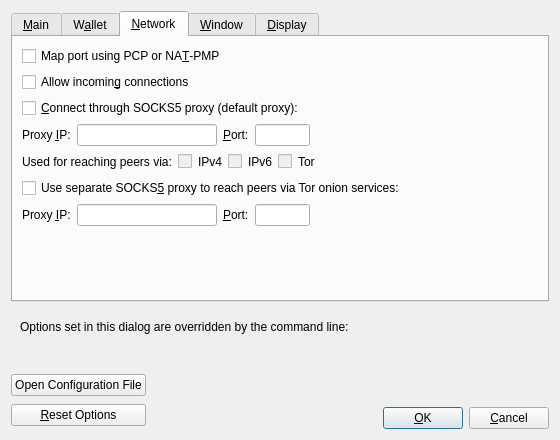
First picture: the form in src/qt/forms/optionsdialog.ui, repository paulscode/knots-sha256, before the edit.
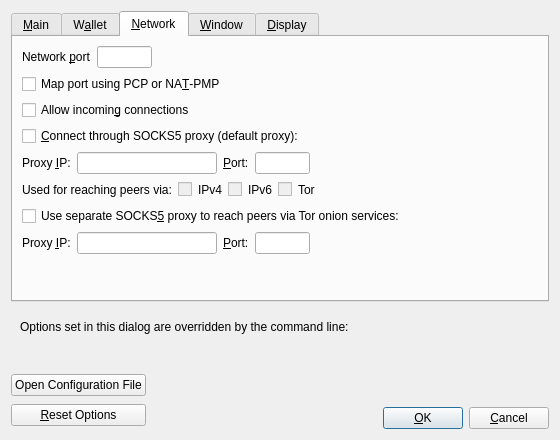
Second picture: the form after the edit. The open tabs and pages were chosen to show the change. Custom widgets are drawn as their Qt base class.

Commit message:
[Qt] Adding network port to GUI settings, fixes #7039
Adds Network port input box to the Network tab in the Options dialog.
-port takes priority over the GUI setting.
If left blank, it will default to the default port

Ported-to: v31.1 (restore_upnp deferred: no UPnP setting)
Ported-to: v31.1 (restore_upnp deferred: no UPnP checkbox)

# Conflicts:
#	src/qt/forms/optionsdialog.ui
#	src/qt/optionsdialog.cpp
#	src/qt/optionsmodel.cpp
#	src/qt/optionsmodel.h

Patch:
```diff
--- a/src/qt/forms/optionsdialog.ui
+++ b/src/qt/forms/optionsdialog.ui
@@ -315,6 +315,55 @@
        <string>&amp;Network</string>
       </attribute>
       <layout class="QVBoxLayout" name="verticalLayout_Network">
+       <item>
+        <layout class="QHBoxLayout" name="horizontalLayout_1_Network">
+         <item>
+          <widget class="QLabel" name="networkPortLabel">
+           <property name="text">
+            <string>Network &amp;port</string>
+           </property>
+           <property name="textFormat">
+            <enum>Qt::PlainText</enum>
+           </property>
+           <property name="buddy">
+            <cstring>networkPort</cstring>
+           </property>
+          </widget>
+         </item>
+         <item>
+          <widget class="QLineEdit" name="networkPort">
+           <property name="minimumSize">
+            <size>
+             <width>55</width>
+             <height>0</height>
+            </size>
+           </property>
+           <property name="maximumSize">
+            <size>
+             <width>55</width>
+             <height>16777215</height>
+            </size>
+           </property>
+           <property name="toolTip">
+            <string>Network port (e.g. 8333)</string>
+           </property>
+          </widget>
+         </item>
+         <item>
+          <spacer name="horizontalSpacer_1_Network">
+           <property name="orientation">
+            <enum>Qt::Horizontal</enum>
+           </property>
+           <property name="sizeHint" stdset="0">
+            <size>
+             <width>40</width>
+             <height>20</height>
+            </size>
+           </property>
+          </spacer>
+         </item>
+        </layout>
+       </item>
        <item>
         <widget class="QCheckBox" name="mapPortNatpmp">
          <property name="toolTip">
@@ -346,7 +395,7 @@
         </widget>
        </item>
        <item>
-        <layout class="QHBoxLayout" name="horizontalLayout_1_Network">
+        <layout class="QHBoxLayout" name="horizontalLayout_2_Network">
          <item>
           <widget class="QLabel" name="proxyIpLabel">
            <property name="text">
@@ -412,7 +461,7 @@
           </widget>
          </item>
          <item>
-          <spacer name="horizontalSpacer_1_Network">
+          <spacer name="horizontalSpacer_2_Network">
            <property name="orientation">
             <enum>Qt::Horizontal</enum>
            </property>
@@ -427,7 +476,7 @@
         </layout>
        </item>
        <item>
-        <layout class="QHBoxLayout" name="horizontalLayout_2_Network">
+        <layout class="QHBoxLayout" name="horizontalLayout_3_Network">
          <item>
           <widget class="QLabel" name="proxyActiveNets">
            <property name="text">
@@ -508,7 +557,7 @@
           </widget>
          </item>
          <item>
-          <spacer name="horizontalSpacer_2_Network">
+          <spacer name="horizontalSpacer_3_Network">
            <property name="orientation">
             <enum>Qt::Horizontal</enum>
            </property>
@@ -533,7 +582,7 @@
         </widget>
        </item>
        <item>
-        <layout class="QHBoxLayout" name="horizontalLayout_3_Network">
+        <layout class="QHBoxLayout" name="horizontalLayout_4_Network">
          <item>
           <widget class="QLabel" name="proxyIpTorLabel">
            <property name="text">
```
The commit also changes 3 other files.
